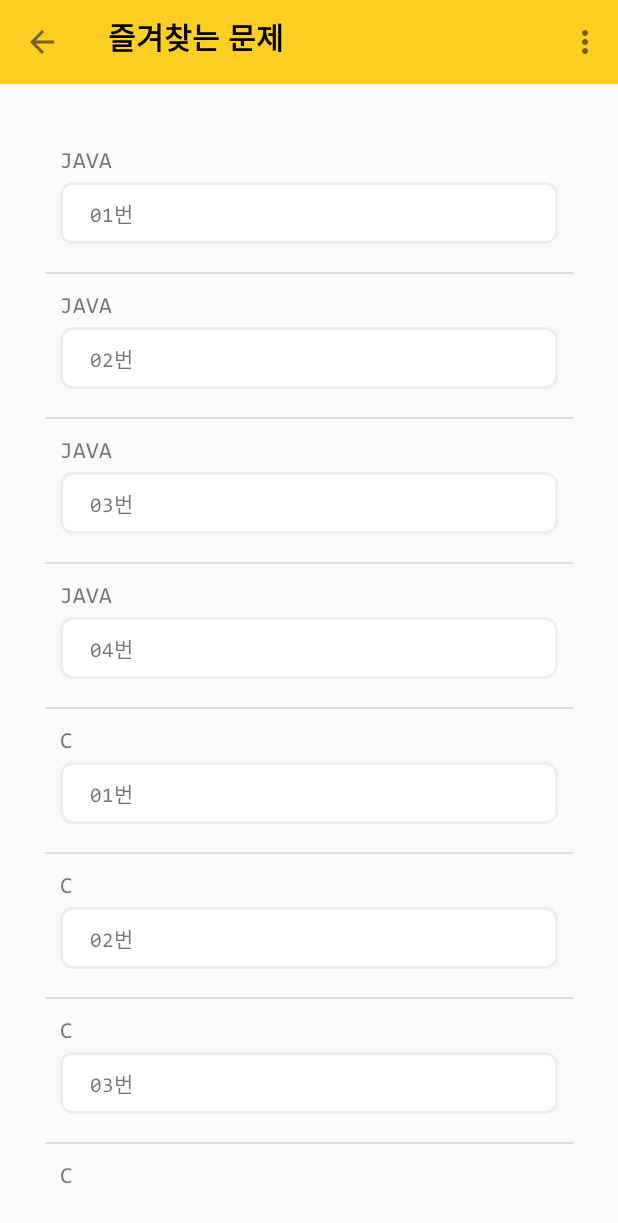
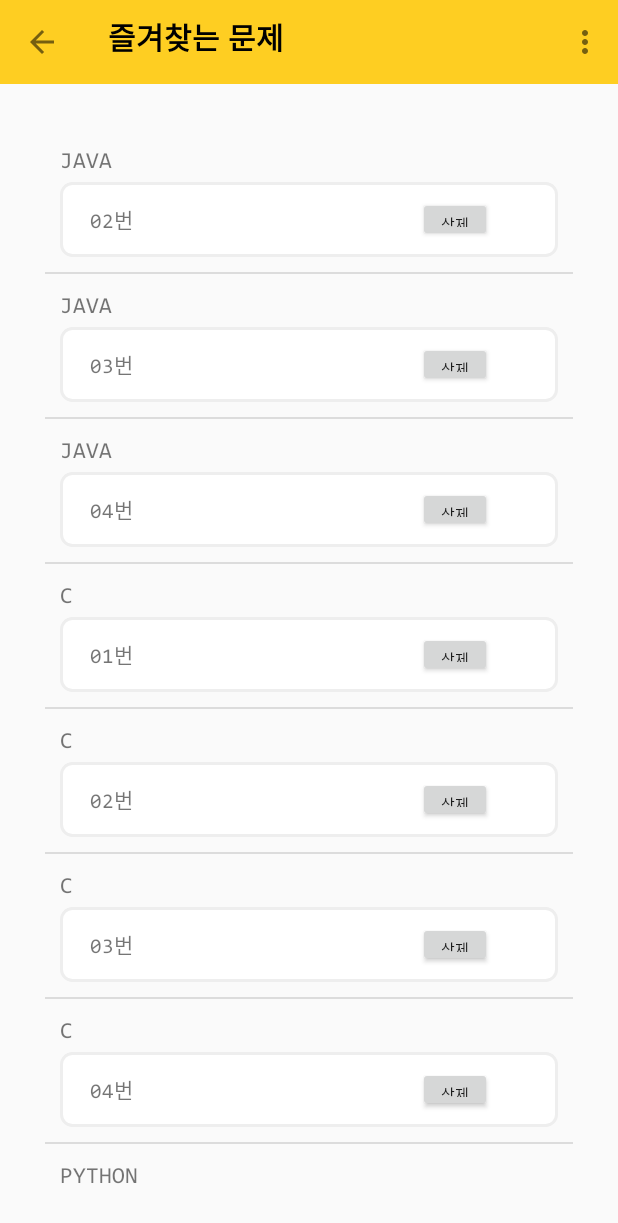
Before and after one commit to kjeon0901/Morning-Coding, an Android app: the FavouritesListActivity screen opened directly, with no data from a screen before it, in the options menu, after a tap on "즐겨찾기 리스트★", on a phone screen of 412 x 824 dp. Shown: the top 1223 px of the screen. Run offline under Robolectric (Android 15) with nearby library versions, the phone set to English and light mode, and no system bars; 1 statement that could not run was skipped.

Commit message:
able to reject favourites problem...

```diff
--- a/app/src/main/java/com/example/bottomup2020/FavouritesActivity.java
+++ b/app/src/main/java/com/example/bottomup2020/FavouritesActivity.java
@@ -49,13 +49,18 @@ public class FavouritesActivity extends AppCompatActivity {
         TextView problem_solution = (TextView) findViewById(R.id.problem_solution);
 
         String s = readTxt(language_name_favourites);
-        String[] array = s.split("#"); // 문제 구분
-        // System.out.println(array[0]);
+        String[] array;
+        if(language_name_favourites.equals("C")){
+            array = s.split("##"); // 문제 구분
+        }else{
+            array = s.split("#"); // 문제 구분
+        }
+
 
         //언어+문제 번호, 문제, 선지 구분하는 코드
         int i = 0;
         while(i < array.length){
-            String name_compare = "JAVA  "+ button_number_favourites;
+            String name_compare = language_name_favourites+ "  " +  button_number_favourites;
             if(array[i].equals(name_compare)){
                 String[] str = array[i+1].split("\\|\\|");   // 선지 구분
                 problem_text.setText(str[0]);
--- a/app/src/main/java/com/example/bottomup2020/FavouritesListActivity.java
+++ b/app/src/main/java/com/example/bottomup2020/FavouritesListActivity.java
@@ -1,43 +1,55 @@
 package com.example.bottomup2020;
 
+import android.content.Context;
 import android.content.Intent;
 import android.os.Bundle;
 import android.view.Menu;
 import android.view.MenuItem;
 import android.view.View;
 import android.widget.AdapterView;
+import android.widget.ArrayAdapter;
+import android.widget.Button;
 import android.widget.FrameLayout;
 import android.widget.LinearLayout;
 import android.widget.ListView;
+import android.widget.Toast;
 
 import androidx.appcompat.app.AppCompatActivity;
 import androidx.appcompat.widget.Toolbar;
 
-import com.example.bottomup2020.FavouritesActivity;
+
 import com.example.bottomup2020.List.ListViewAdapter;
 import com.example.bottomup2020.List.ListViewItem;
-import com.example.bottomup2020.R;
-import com.example.bottomup2020.SolutionActivity_c;
-import com.example.bottomup2020.SolutionActivity_java;
-import com.example.bottomup2020.SolutionActivity_python;
+
+
+import java.util.ArrayList;
+
+import static android.R.layout.simple_list_item_single_choice;
 
 public class FavouritesListActivity extends AppCompatActivity {
     private ListView listview;
-    private ListViewAdapter adapter;
+    ArrayList<ListViewItem> list = new ArrayList<ListViewItem>();
+    ListViewAdapter adapter;
+    Button delBtn;
+
 
     @Override
     protected void onCreate(Bundle savedInstanceState) {
         super.onCreate(savedInstanceState);
         setContentView(R.layout.activity_favourites_list);
+        ListViewItem item = new ListViewItem();
 
-        // Adapter 생성
-        adapter = new ListViewAdapter();
 
-        // 리스트뷰 참조 및 Adapter 달기
         listview = (ListView) findViewById(R.id.listview);
+        delBtn = (Button) findViewById(R.id.delete);
 
-        listview.setAdapter(adapter);
-
+         adapter = new ListViewAdapter();
+//        listview.setAdapter(adapter);
+//
+//        item.setTitle("JAVA");
+//        item.setContent("01번");
+//
+//        list.add(item);
         adapter.addItem("JAVA", "01번");
         adapter.addItem("JAVA", "02번");
         adapter.addItem("JAVA", "03번");
@@ -53,28 +65,8 @@ public class FavouritesListActivity extends AppCompatActivity {
         adapter.addItem("PYTHON", "03번");
         adapter.addItem("PYTHON", "04번");
 
-//
-//       Intent intent = getIntent();
-//        FavouritesActivity favourite = new FavouritesActivity();
-//        favourite.
-//       // 즐겨찾는 문제에서 별 없앤게 있을 때
-//       if(intent != null){
-//           // 준 정보중에서 원하는 key의 값을 찾음
-//           String Title_favouritesList = intent.getExtras().getString("Title_favouritesList");
-//           String Content_favouritesList = intent.getExtras().getString("Content_favouritesList");
-//
-//           ListViewItem item = null;
-//           item.setContent(Content_favouritesList);
-//           item.setTitle(Title_favouritesList);
-//
-//           for(int i = 0; i < adapter.getCount(); i++){
-//               if(adapter.haveItem((ListViewItem) adapter.getItem(i))==true){
-//                   adapter.removeItem(Title_favouritesList, Content_favouritesList);
-//                   adapter.notifyDataSetChanged();
-//                   break;
-//               }
-//           }
-//       }
+
+        listview.setAdapter(adapter);
 
         // 아이템 클릭시 작동
         listview.setOnItemClickListener(new AdapterView.OnItemClickListener() {
@@ -95,7 +87,40 @@ public class FavouritesListActivity extends AppCompatActivity {
         });
 
         adapter.notifyDataSetChanged(); // 어댑터의 변경을 알림.
-    }
+//
+//        delBtn = (Button) findViewById(R.id.delete);
+//        delBtn.setOnClickListener(new Button.OnClickListener() {
+//            public void onClick(View v) {
+//                int pos = Integer.parseInt(v.getTag().toString());
+//                Context context = getParent();
+//                Toast.makeText(context, "Item in position " + pos + " clicked", Toast.LENGTH_LONG).show();
+////                final ListViewItem remove = listViewItemList.remove(pos);
+////                listViewItemList.set(pos,remove);
+//                // listViewItemList.get(0);
+//                adapter.remove(pos);
+                //ListViewAdapter adapter = new ListViewAdapter();
+                // adapter.notifyDataSetChanged();
+//                int count, checked ;
+//                count = adapter.getCount() ;
+//
+//                if (count > 0) {
+//                    // 현재 선택된 아이템의 position 획득.
+//                    checked = listview.getCheckedItemPosition();
+//
+//                    if (checked > -1 && checked < count) {
+//                        // 아이템 삭제
+//                        list.remove(checked) ;
+//
+//                        // listview 선택 초기화.
+//                        listview.clearChoices();
+//
+//                        // listview 갱신.
+//                        adapter.notifyDataSetChanged();
+//                    }
+//                }
+           }
+//       }) ;
+//    }
 
     @Override
     public void setContentView(int layoutResID){
@@ -164,4 +189,5 @@ public class FavouritesListActivity extends AppCompatActivity {
 
 
 
+
 }
--- a/app/src/main/java/com/example/bottomup2020/List/ListViewAdapter.java
+++ b/app/src/main/java/com/example/bottomup2020/List/ListViewAdapter.java
@@ -1,37 +1,26 @@
 package com.example.bottomup2020.List;
-import android.content.Intent;
 import android.content.Context;
-import android.content.Intent;
 import android.view.LayoutInflater;
 import android.view.View;
 import android.view.ViewGroup;
 import android.widget.BaseAdapter;
-import android.widget.LinearLayout;
+import android.widget.Button;
 import android.widget.TextView;
 import android.widget.Toast;
-
 import com.example.bottomup2020.R;
 
 import java.util.ArrayList;
 
 public class ListViewAdapter extends BaseAdapter {
 
-    private TextView titleTextView;
-    private TextView contentTextView;
+
+    TextView titleTextView;
+    TextView contentTextView;
 
     // Adapter에 추가된 데이터를 저장하기 위한 ArrayList
-    private ArrayList<ListViewItem> listViewItemList = new ArrayList<ListViewItem>();
+    private ArrayList<ListViewItem> listViewItemList =  new ArrayList<ListViewItem>();
 
-    //현재 listviewItemList가 해당 item을 갖고 있는지 반환
-    public boolean haveItem(ListViewItem item){
-        if(listViewItemList.contains(item)){
-            return true;
-        }else{
-            return false;
-        }
-    }
-
-    // ListViewAdapter의 생성자
+// ListViewAdapter의 생성자
     public ListViewAdapter() {
 
     }
@@ -44,43 +33,52 @@ public class ListViewAdapter extends BaseAdapter {
 
     // position에 위치한 데이터를 화면에 출력하는데 사용될 View를 리턴
     @Override
-    public View getView(int position, View convertView, ViewGroup parent) {
+    public View getView(final int position, View convertView, ViewGroup parent) {
         final int pos = position;
         final Context context = parent.getContext();
 
         // "listview_item" Layout을 inflate하여 convertView 참조 획득.
         if(convertView == null){
-            LayoutInflater inflater = (LayoutInflater) context.getSystemService(Context.LAYOUT_INFLATER_SERVICE);
-            convertView = inflater.inflate(R.layout.listview_item, parent, false);
+            LayoutInflater Inflater = (LayoutInflater) context.getSystemService(Context.LAYOUT_INFLATER_SERVICE);
+            convertView = Inflater.inflate(R.layout.listview_item, parent, false);
         }
 
         // 화면에 표시될 View(Layout이 inflate된)으로부터 위젯에 대한 참조 획득
         titleTextView = (TextView) convertView.findViewById(R.id.title);
         contentTextView = (TextView) convertView.findViewById(R.id.content);
+        final Button delbtn = (Button) convertView.findViewById(R.id.delete);
 
-        ListViewItem listViewItem = listViewItemList.get(position);
+        final ListViewItem listViewItem = listViewItemList.get(position);
 
         //아이템 내 각 위젯에 데이터 반영
         titleTextView.setText(listViewItem.getTitle());
         contentTextView.setText(listViewItem.getContent());
 
+        delbtn.setTag(position);
 
- //       LinearLayout cmdArea = (LinearLayout) convertView.findViewById(R.id.cmdArea);
-//        cmdArea.setOnClickListener(new View.OnClickListener() {
-//            public void onClick(View v){
-//                // 해당 리스트 클릭시 이벤트
-//                  Toast.makeText(v.getContext(), listViewItemList.get(pos).getContent(), Toast.LENGTH_SHORT).show();
-//                Intent intent = new Intent(this, FavouritesListActivity.class);
-//                startActivity(intent);
-//            }
-//        });
+        delbtn.setOnClickListener(new View.OnClickListener() {
+            @Override
+            public void onClick(View v) {
+
+                int pos = Integer.parseInt(v.getTag().toString());
+                Toast.makeText(context, listViewItemList.get(pos).getTitle() + " " + listViewItemList.get(pos).getContent() + "이 삭제되었습니다.", Toast.LENGTH_SHORT).show();
+
+                listViewItemList.remove(pos);
+
+                notifyDataSetChanged();
+
+
+            }
+        });
+
 
         return convertView;
     }
 
+
     // 지정한 위치에 있는 데이터 리턴
     @Override
-    public Object getItem(int position) {
+    public ListViewItem getItem(int position) {
         return listViewItemList.get(position);
     }
 
@@ -100,13 +98,25 @@ public class ListViewAdapter extends BaseAdapter {
         listViewItemList.add(item);
     }
 
-    public void removeItem(String title, String content){
+    public void remove(int pos) {
+        String t = listViewItemList.get(pos).getTitle();
+        String c = listViewItemList.get(pos).getContent();
+
         ListViewItem item = new ListViewItem();
+        item.setTitle("송이");
+        item.setContent("바보");
 
-        item.setTitle(title);
-        item.setContent(content);
+        listViewItemList.add(item);
 
-        listViewItemList.remove(item);
     }
+//
+//    public void removeItem(String title, String content){
+//        ListViewItem item = new ListViewItem(title, content);
+//
+//        item.setTitle(title);
+//        item.setContent(content);
+//
+//        listViewItemList.remove(item);
+//    }
 
 }
--- a/app/src/main/res/layout/activity_favourites_list.xml
+++ b/app/src/main/res/layout/activity_favourites_list.xml
@@ -13,8 +13,9 @@
 
         <ListView
             android:id="@+id/listview"
+            android:layout_weight="9"
             android:layout_width="match_parent"
-            android:layout_height="wrap_content"
+            android:layout_height="630dp"
             android:layout_marginStart="30dp"
             android:layout_marginLeft="30dp"
             android:layout_marginTop="30dp"
@@ -25,7 +26,10 @@
             app:layout_constraintEnd_toEndOf="parent"
             app:layout_constraintHorizontal_bias="0.492"
             app:layout_constraintStart_toStartOf="parent"
-            app:layout_constraintTop_toTopOf="parent" />
+            app:layout_constraintTop_toTopOf="parent"
+            android:fastScrollEnabled="true">
+
+        </ListView>
 
     </LinearLayout>
 
--- a/app/src/main/res/layout/listview_item.xml
+++ b/app/src/main/res/layout/listview_item.xml
@@ -35,18 +35,33 @@
 
             <LinearLayout
                 android:id="@+id/cmdArea"
-                android:layout_width="0dp"
+                android:layout_width="match_parent"
                 android:layout_height="wrap_content"
                 android:layout_weight="0.5"
                 android:background="@drawable/corner_shape">
+
                 <TextView
+                    android:id="@+id/content"
                     android:layout_width="wrap_content"
+                    android:layout_height="match_parent"
                     android:fontFamily="@font/fontstyle_2"
-                    android:layout_height="match_parent"
                     android:gravity="center"
-                    android:id="@+id/content"
                     android:text="테스트입니다." />
+                <Button
+                    android:id="@+id/delete"
+                    android:fontFamily="@font/fontstyle_2"
+                    android:focusable="false"
+                    android:focusableInTouchMode="false"
+                    android:layout_width="49dp"
+
+                    android:layout_height="wrap_content"
+                    android:layout_marginLeft="190dp"
+                    android:text="삭제"
+                    android:textSize="10dp" />
+
+
             </LinearLayout>
+
         </LinearLayout>
     </LinearLayout>
 </LinearLayout>
```
Also changed, not shown: app/src/main/java/com/example/bottomup2020/List/ListViewItem.java (+8 -0 lines).
